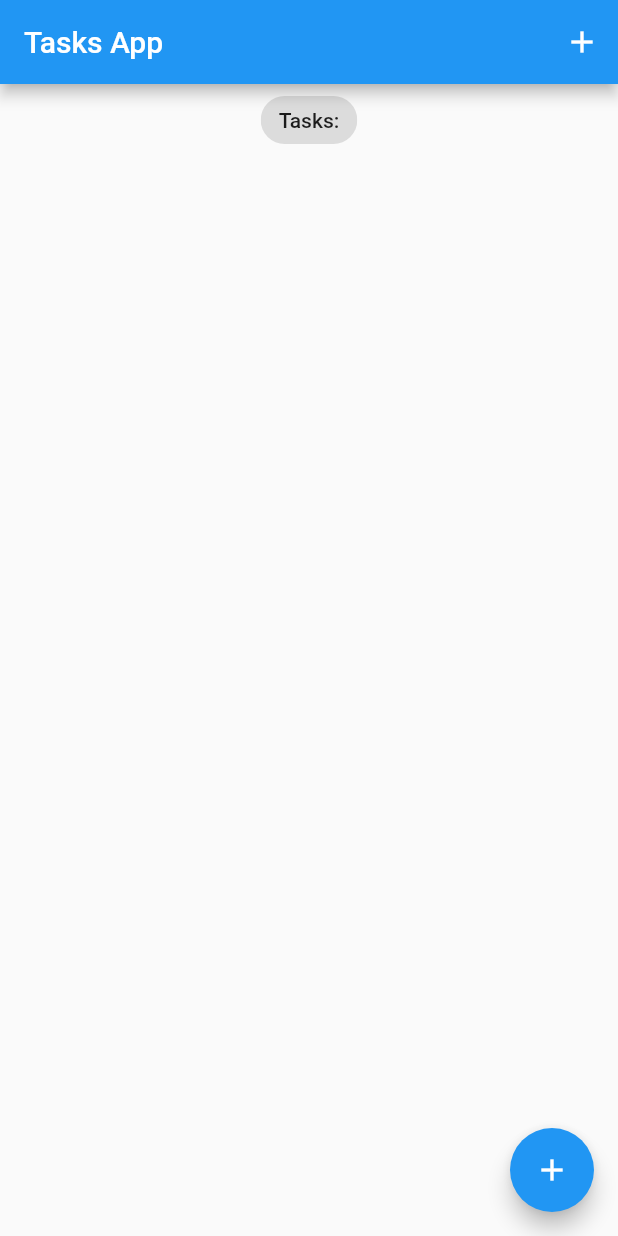
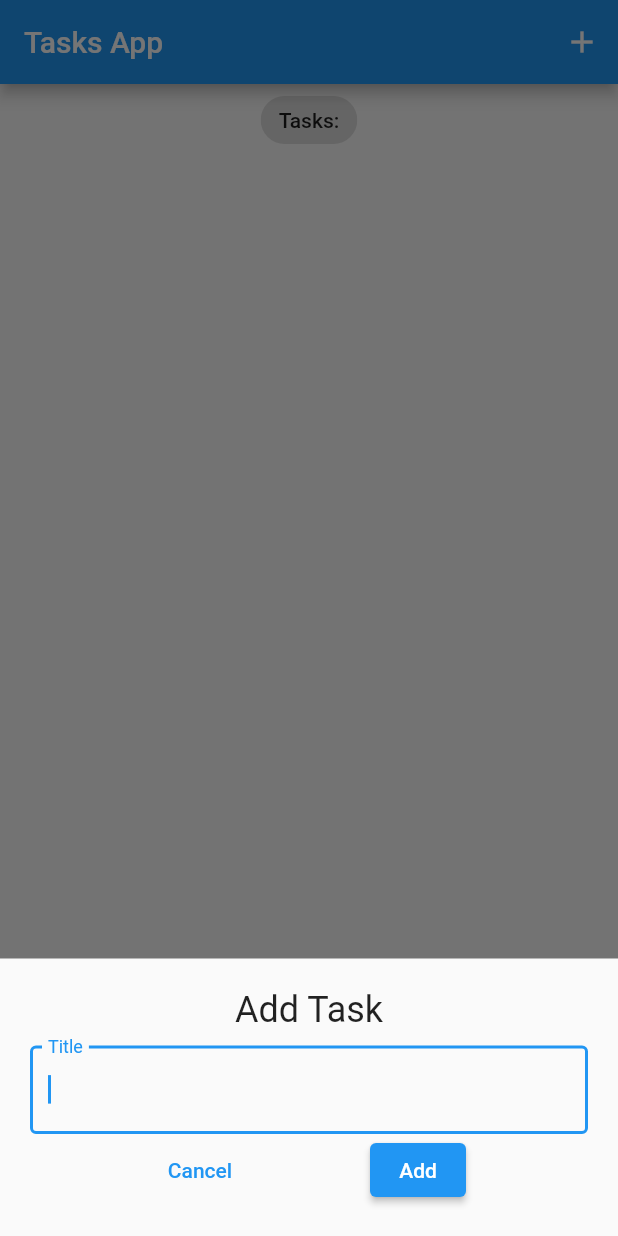
Before and after one commit to quanganhnguyen001/Task_App, a Flutter app: the screen it shows after launch, after a tap on the "add" icon, on a phone screen of 412 x 824 dp. Run offline on Flutter 3.47's test engine with Material 2 defaults, Android fonts, the phone set to English and light mode, and no system bars; our stand-ins replace bloc, equatable, flutter_bloc.

Commit message:
Add task and Update task

```diff
--- a/task_app/lib/blocs/bloc/task_bloc.dart
+++ b/task_app/lib/blocs/bloc/task_bloc.dart
@@ -20,7 +20,17 @@ class TaskBloc extends Bloc<TaskEvent, TaskState> {
     ));
   }
 
-  void _onUpdateTask(UpdateTask event, Emitter<TaskState> emit) {}
+  void _onUpdateTask(UpdateTask event, Emitter<TaskState> emit) {
+    final state = this.state;
+    final task = event.task;
+    final int index = state.allTask.indexOf(task);
+    List<Task> allTask = List.from(state.allTask)..remove(task);
+    task.isDone == false
+        ? allTask.insert(index, task.copyWith(isDone: true))
+        : allTask.insert(index, task.copyWith(isDone: false));
+
+    emit(TaskState(allTask: allTask));
+  }
 
   void _onDeleteTask(DeleteTask event, Emitter<TaskState> emit) {}
 }
--- a/task_app/lib/main.dart
+++ b/task_app/lib/main.dart
@@ -20,7 +20,7 @@ class MyApp extends StatelessWidget {
         theme: ThemeData(
           primarySwatch: Colors.blue,
         ),
-        home: const HomeScreens(),
+        home: HomeScreens(),
       ),
     );
   }
--- /dev/null
+++ b/task_app/lib/widget/add_task.dart
@@ -0,0 +1,65 @@
+import 'package:flutter/material.dart';
+import 'package:flutter_bloc/flutter_bloc.dart';
+
+import '../blocs/bloc/task_bloc.dart';
+import '../models/task.dart';
+
+class AddTaskScreens extends StatefulWidget {
+  AddTaskScreens({
+    Key? key,
+  }) : super(key: key);
+
+  @override
+  State<AddTaskScreens> createState() => _AddTaskScreensState();
+}
+
+class _AddTaskScreensState extends State<AddTaskScreens> {
+  TextEditingController _titleController = TextEditingController();
+
+  @override
+  Widget build(BuildContext context) {
+    return Container(
+      padding:
+          EdgeInsets.only(bottom: MediaQuery.of(context).viewInsets.bottom),
+      child: Padding(
+        padding: const EdgeInsets.all(20),
+        child: Column(
+          children: [
+            Text(
+              'Add Task',
+              style: TextStyle(fontSize: 24),
+            ),
+            SizedBox(
+              height: 10,
+            ),
+            TextField(
+              autofocus: true,
+              decoration: InputDecoration(
+                label: Text('Title'),
+                border: OutlineInputBorder(),
+              ),
+              controller: _titleController,
+            ),
+            Row(
+              mainAxisAlignment: MainAxisAlignment.spaceEvenly,
+              children: [
+                TextButton(
+                    onPressed: () {
+                      Navigator.pop(context);
+                    },
+                    child: Text('Cancel')),
+                ElevatedButton(
+                    onPressed: () {
+                      var task = Task(title: _titleController.text);
+                      context.read<TaskBloc>().add(AddTask(task: task));
+                      Navigator.pop(context);
+                    },
+                    child: Text('Add')),
+              ],
+            ),
+          ],
+        ),
+      ),
+    );
+  }
+}
--- a/task_app/lib/widget/task_list.dart
+++ b/task_app/lib/widget/task_list.dart
@@ -1,5 +1,6 @@
 import 'package:flutter/material.dart';
-
+import 'package:task_app/blocs/bloc/task_bloc.dart';
+import 'package:flutter_bloc/flutter_bloc.dart';
 import '../models/task.dart';
 
 class TaskList extends StatelessWidget {
@@ -21,7 +22,9 @@ class TaskList extends StatelessWidget {
               title: Text(task.title),
               trailing: Checkbox(
                 value: task.isDone,
-                onChanged: (value) {},
+                onChanged: (value) {
+                  context.read<TaskBloc>().add(UpdateTask(task: task));
+                },
               ),
             );
           }),
```
Also changed, not shown: task_app/lib/screens/home_screens.dart (+8 -9 lines).
